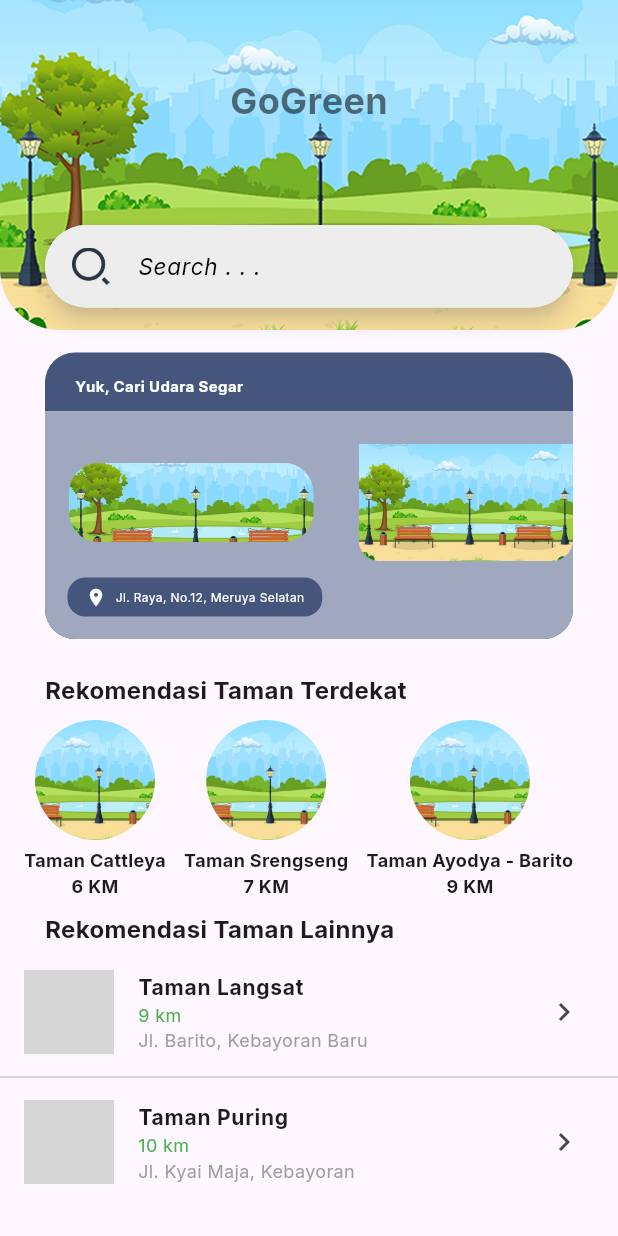
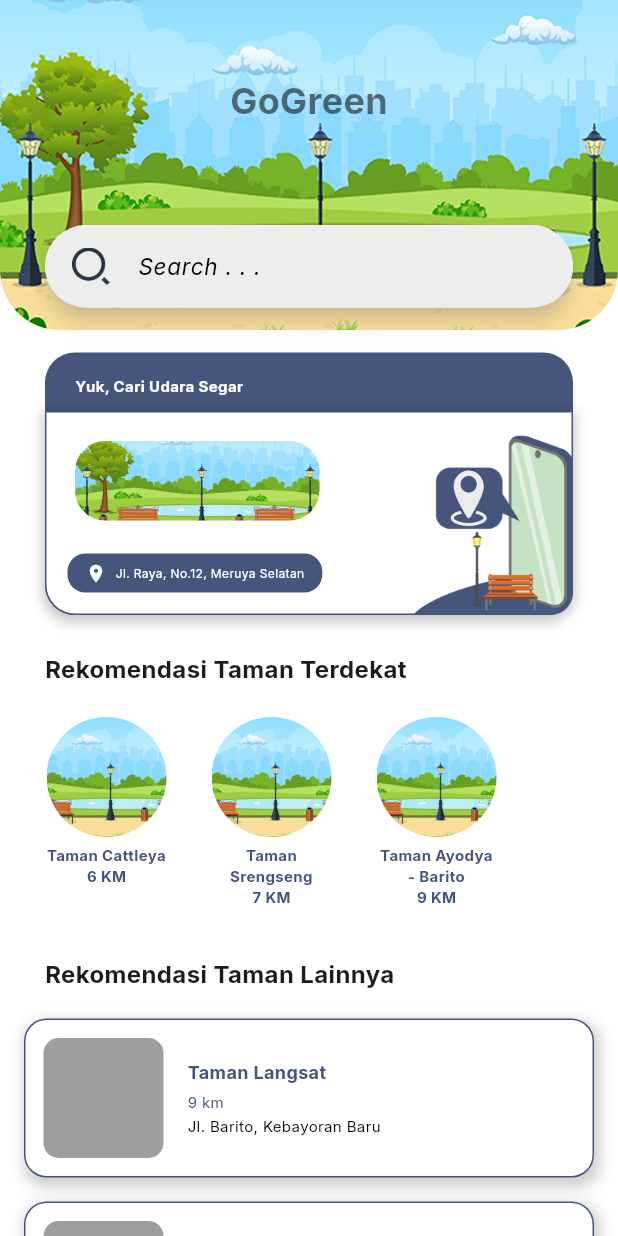
Before and after one commit to Alif-Fikri/JIR, a Flutter app: the ParkPage screen opened by its route, on a phone screen of 412 x 824 dp. Run offline on Flutter 3.47's test engine with Material 3 defaults, Android fonts, the phone set to English and light mode, and no system bars; our stand-ins replace connectivity_plus, dio, fl_chart, flutter_compass, flutter_dotenv, flutter_map and 13 more; accounts and stored records are empty; grey boxes are pictures that could not be loaded.

Commit message:
fix detail park

```diff
--- a/lib/app/controllers/crowd_controller.dart
+++ b/lib/app/controllers/crowd_controller.dart
@@ -46,11 +46,6 @@ class CrowdController extends GetxController {
       }
     } catch (e) {
       errorMessage.value = 'Gagal memuat data: ${e.toString()}';
-      Get.snackbar(
-        'Error',
-        errorMessage.value,
-        snackPosition: SnackPosition.BOTTOM,
-      );
     } finally {
       isLoading(false);
     }
--- a/lib/pages/home/park/park.dart
+++ b/lib/pages/home/park/park.dart
@@ -12,9 +12,9 @@ class _ParkPageState extends State<ParkPage> {
   @override
   Widget build(BuildContext context) {
     return Scaffold(
+      backgroundColor: Colors.white,
       body: SingleChildScrollView(
-        child: Column(
-          children: [
+        child: Column(children: [
           Stack(
             children: [
               Container(
@@ -109,29 +109,38 @@ class _ParkPageState extends State<ParkPage> {
                     ),
                   ),
                   const SizedBox(height: 10),
-
-                    // STACK UNTUK LATAR BELAKANG & KONTEN
-                    Stack(
+                  SizedBox(
+                    height: 136,
+                    child: Stack(
                       children: [
-                        // BACKGROUND CONTAINER YANG MENUTUPI FULL AREA
                         Positioned.fill(
                           child: Container(
                             padding: const EdgeInsets.all(16),
-                            decoration: const BoxDecoration(
-                              color: Color(0xff9FA8BE),
-                              borderRadius: BorderRadius.only(
+                            decoration: BoxDecoration(
+                              color: Colors.white,
+                              borderRadius: const BorderRadius.only(
                                 bottomLeft: Radius.circular(20),
-                                  bottomRight: Radius.circular(20)),
+                                bottomRight: Radius.circular(20),
+                              ),
+                              border: Border.all(
+                                color: const Color(0xff45557B),
+                                width: 1.0, // Ketebalan border
+                              ),
+                              boxShadow: [
+                                BoxShadow(
+                                  color: Colors.black.withOpacity(0.2),
+                                  spreadRadius: 2,
+                                  blurRadius: 6,
+                                  offset: const Offset(0, 3),
+                                ),
+                              ],
                             ),
                           ),
                         ),
-
-                        // KONTEN DI ATAS BACKGROUND
                         Padding(
-                          padding: const EdgeInsets.only(left: 16, bottom: 30),
-                          child: Row(
-                            children: [
-                              ClipRRect(
+                          padding: const EdgeInsets.only(
+                              left: 20, bottom: 30, top: 20),
+                          child: ClipRRect(
                             borderRadius: BorderRadius.circular(20),
                             child: Image.asset(
                               'assets/images/park.png',
@@ -140,13 +149,13 @@ class _ParkPageState extends State<ParkPage> {
                               fit: BoxFit.cover,
                             ),
                           ),
-                              const Spacer(),
-                              Image.asset(
-                                'assets/images/park.png',
+                        ),
+                        Align(
+                          alignment: Alignment.bottomRight,
+                          child: Image.asset(
+                            'assets/images/icon_park.png',
                             width: 143,
                             height: 122,
-                              ),
-                            ],
                           ),
                         ),
                         Positioned(
@@ -177,13 +186,17 @@ class _ParkPageState extends State<ParkPage> {
                         ),
                       ],
                     ),
+                  ),
                 ],
               ),
             ),
           ),
+          SingleChildScrollView(
+            child: Column(
+              children: [
                 _buildSectionTitle('Rekomendasi Taman Terdekat'),
                 SizedBox(
-              height: 120,
+                  height: 160,
                   child: ListView(
                     scrollDirection: Axis.horizontal,
                     padding: const EdgeInsets.symmetric(horizontal: 16),
@@ -198,21 +211,18 @@ class _ParkPageState extends State<ParkPage> {
                   ),
                 ),
                 _buildSectionTitle('Rekomendasi Taman Lainnya'),
-            _buildParkList([
-              _ParkItem('Taman Langsat', '9 km', 'Jl. Barito, Kebayoran Baru',
-                  'assets/taman_langsat.jpg'),
-              _ParkItem('Taman Puring', '10 km', 'Jl. Kyai Maja, Kebayoran',
-                  'assets/taman_puring.jpg'),
-            ]),
+                _buildOtherParks(),
               ],
             ),
+          ),
+        ]),
       ),
     );
   }
 
   Widget _buildSectionTitle(String title) {
     return Padding(
-      padding: const EdgeInsets.symmetric(vertical: 8, horizontal: 30),
+      padding: const EdgeInsets.symmetric(vertical: 10, horizontal: 30),
       child: Align(
         alignment: Alignment.centerLeft,
         child: Text(
@@ -228,7 +238,8 @@ class _ParkPageState extends State<ParkPage> {
 
   Widget _buildNearbyPark(String name, String distance, String imagePath) {
     return Container(
-      margin: const EdgeInsets.only(right: 12),
+      width: 100,
+      margin: const EdgeInsets.symmetric(horizontal: 5, vertical: 10),
       child: Column(
         children: [
           ClipRRect(
@@ -237,45 +248,94 @@ class _ParkPageState extends State<ParkPage> {
                 width: 80, height: 80, fit: BoxFit.cover),
           ),
           const SizedBox(height: 5),
-          Text(name,
+          SizedBox(
+            width: 80,
+            child: Text(
+              name,
               textAlign: TextAlign.center,
-              style:
-                  GoogleFonts.inter(fontSize: 12, fontWeight: FontWeight.bold)),
-          Text(distance,
-              style:
-                  GoogleFonts.inter(fontSize: 12, fontWeight: FontWeight.bold)),
+              maxLines: 2,
+              overflow: TextOverflow.ellipsis,
+              style: GoogleFonts.inter(
+                fontSize: 10,
+                fontWeight: FontWeight.bold,
+                color: const Color(0xff45557B),
+              ),
+            ),
+          ),
+          Text(
+            distance,
+            style: GoogleFonts.inter(
+              fontSize: 10,
+              fontWeight: FontWeight.bold,
+              color: const Color(0xff45557B),
+            ),
+          ),
         ],
       ),
     );
   }
 
-  Widget _buildParkList(List<_ParkItem> parks) {
-    return ListView.separated(
+  Widget _buildOtherParks() {
+    List<_ParkItem> parks = [
+      _ParkItem('Taman Langsat', '9 km', 'Jl. Barito, Kebayoran Baru'),
+      _ParkItem('Taman Puring', '10 km', 'Jl. Kyai Maja, Kebayoran'),
+    ];
+
+    return ListView.builder(
       physics: const NeverScrollableScrollPhysics(),
       shrinkWrap: true,
       itemCount: parks.length,
-      separatorBuilder: (context, index) => const Divider(),
       itemBuilder: (context, index) {
         final park = parks[index];
-        return ListTile(
-          leading: ClipRRect(
-            borderRadius: BorderRadius.circular(8),
-            child: Image.asset(park.image,
-                width: 60, height: 60, fit: BoxFit.cover),
+        return Padding(
+          padding: const EdgeInsets.symmetric(horizontal: 16, vertical: 8),
+          child: Container(
+            padding: const EdgeInsets.all(12),
+            decoration: BoxDecoration(
+              color: Colors.white,
+              borderRadius: BorderRadius.circular(15),
+              border: Border.all(color: const Color(0xff45557B)),
+              boxShadow: [
+                BoxShadow(
+                  color: Colors.black.withOpacity(0.2),
+                  blurRadius: 8,
+                  spreadRadius: 2,
+                  offset: const Offset(2, 4),
                 ),
-          title: Text(park.name,
-              style:
-                  GoogleFonts.inter(fontWeight: FontWeight.bold, fontSize: 14)),
-          subtitle: Column(
+              ],
+            ),
+            child: Row(
+              children: [
+                Container(
+                  width: 80,
+                  height: 80,
+                  decoration: BoxDecoration(
+                    color: Colors.grey[500],
+                    borderRadius: BorderRadius.circular(10),
+                  ),
+                ),
+                const SizedBox(width: 16),
+                Column(
                   crossAxisAlignment: CrossAxisAlignment.start,
                   children: [
+                    Text(park.name,
+                        style: GoogleFonts.inter(
+                            fontSize: 12,
+                            fontWeight: FontWeight.bold,
+                            color: const Color(0xff45557B))),
+                    const SizedBox(height: 4),
                     Text(park.distance,
-                  style: GoogleFonts.inter(fontSize: 12, color: Colors.green)),
+                        style: GoogleFonts.inter(
+                            fontSize: 10, color: const Color(0xff45557B))),
+                    const SizedBox(height: 2),
                     Text(park.address,
-                  style: GoogleFonts.inter(fontSize: 12, color: Colors.grey)),
+                        style: GoogleFonts.inter(
+                            fontSize: 10, color: Colors.black)),
                   ],
                 ),
-          trailing: const Icon(Icons.chevron_right),
+              ],
+            ),
+          ),
         );
       },
     );
@@ -286,7 +346,6 @@ class _ParkItem {
   final String name;
   final String distance;
   final String address;
-  final String image;
 
-  _ParkItem(this.name, this.distance, this.address, this.image);
+  _ParkItem(this.name, this.distance, this.address);
 }
--- /dev/null
+++ b/lib/pages/home/park/park_model.dart
@@ -0,0 +1,15 @@
+class Park {
+  final String name;
+  final double latitude;
+  final double longitude;
+  final String address;
+  final String image;
+
+  Park({
+    required this.name,
+    required this.latitude,
+    required this.longitude,
+    required this.address,
+    required this.image,
+  });
+}
```
Also changed, not shown: assets/images/icon_park.png (added). Lines whose indentation alone changed are shown as unchanged.
